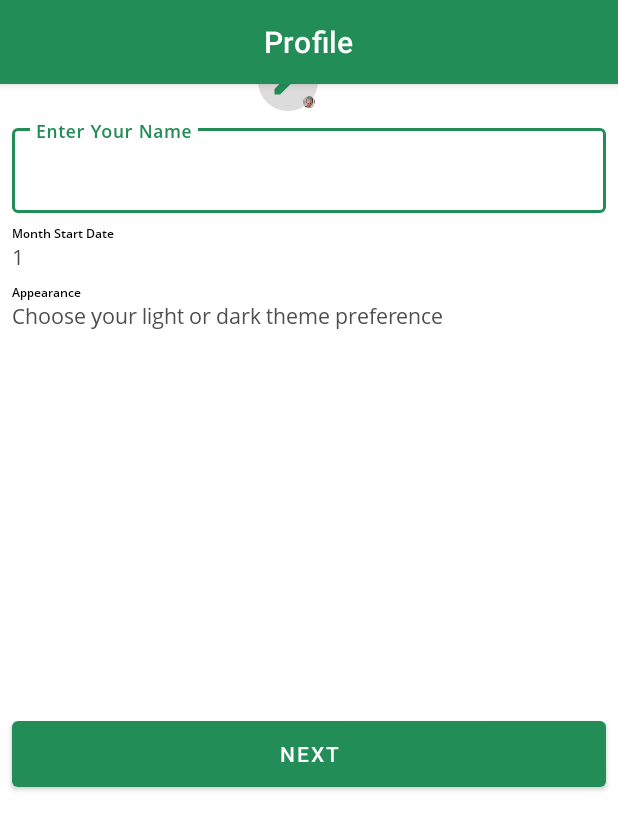
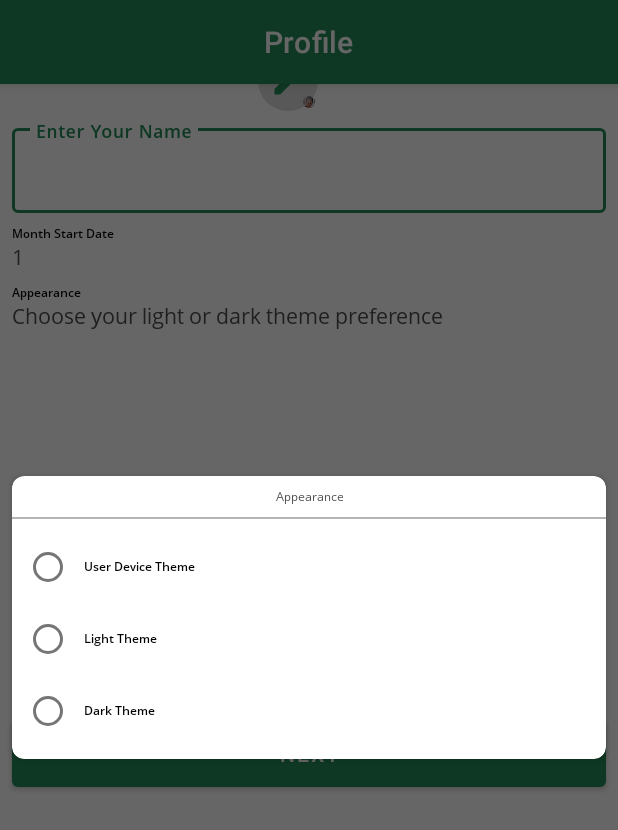
Before and after one commit to prathviksankaliya/ExpanseManager, an Android app: the fragment UserDetailsFragment shown on its own in the app's theme, after a tap on "Appearance", on a phone screen of 412 x 824 dp. Shown: the top 830 px of the screen. Run offline under Robolectric (Android 15) with nearby library versions, the phone set to English and light mode, and no system bars; our stand-ins replace CircleImageView.

Commit message:
Theme Added

```diff
--- a/app/src/main/AndroidManifest.xml
+++ b/app/src/main/AndroidManifest.xml
@@ -13,6 +13,7 @@
         android:supportsRtl="true"
         android:theme="@style/Theme.ExpanseManager"
         tools:targetApi="31">
+
         <activity
             android:name=".OnBoardingActivity"
             android:exported="true" >
--- /dev/null
+++ b/app/src/main/java/com/itcraftsolution/expansemanager/Dialogs/ThemeDialog.java
@@ -0,0 +1,52 @@
+package com.itcraftsolution.expansemanager.Dialogs;
+
+import android.app.Dialog;
+import android.content.Context;
+import android.os.Bundle;
+import android.widget.RadioButton;
+import android.widget.RadioGroup;
+import android.widget.Toast;
+import androidx.annotation.NonNull;
+import androidx.appcompat.app.AppCompatDelegate;
+import com.itcraftsolution.expansemanager.databinding.ThemeDialogSampleBinding;
+
+public class ThemeDialog extends Dialog {
+
+    Context context;
+    public ThemeDialog(@NonNull Context context) {
+        super(context);
+        this.context = context;
+    }
+
+    private ThemeDialogSampleBinding binding;
+
+    @Override
+    protected void onCreate(Bundle savedInstanceState) {
+        super.onCreate(savedInstanceState);
+        binding = ThemeDialogSampleBinding.inflate(getLayoutInflater());
+        setContentView(binding.getRoot());
+
+        binding.rdGroup.setOnCheckedChangeListener(new RadioGroup.OnCheckedChangeListener() {
+            @Override
+            public void onCheckedChanged(RadioGroup radioGroup, int i) {
+
+                int checkRadiobuttonId = radioGroup.getCheckedRadioButtonId();
+
+                RadioButton selectedBtn = radioGroup.findViewById(checkRadiobuttonId);
+                if(selectedBtn.isChecked())
+                {
+                    Toast.makeText(context, ""+selectedBtn.getText().toString(), Toast.LENGTH_SHORT).show();
+                    if(selectedBtn.getText().toString().equals("Light Theme"))
+                    {
+                        AppCompatDelegate.setDefaultNightMode(AppCompatDelegate.MODE_NIGHT_NO);
+                    }else if(selectedBtn.getText().toString().equals("Dark Theme")){
+                        AppCompatDelegate.setDefaultNightMode(AppCompatDelegate.MODE_NIGHT_YES);
+                    }
+                }
+
+                dismiss();
+            }
+        });
+
+    }
+}
--- a/app/src/main/java/com/itcraftsolution/expansemanager/Fragments/UserDetailsFragment.java
+++ b/app/src/main/java/com/itcraftsolution/expansemanager/Fragments/UserDetailsFragment.java
@@ -2,16 +2,21 @@ package com.itcraftsolution.expansemanager.Fragments;
 
 import android.app.AlertDialog;
 import android.content.DialogInterface;
+import android.graphics.Color;
+import android.graphics.drawable.ColorDrawable;
 import android.os.Bundle;
 
 import androidx.fragment.app.Fragment;
 
+import android.view.Gravity;
 import android.view.LayoutInflater;
 import android.view.MenuItem;
 import android.view.View;
 import android.view.ViewGroup;
+import android.widget.Toast;
 
 import com.google.android.material.dialog.MaterialAlertDialogBuilder;
+import com.itcraftsolution.expansemanager.Dialogs.ThemeDialog;
 import com.itcraftsolution.expansemanager.R;
 import com.itcraftsolution.expansemanager.databinding.FragmentUserDetailsBinding;
 
@@ -25,7 +30,7 @@ public class UserDetailsFragment extends Fragment {
 
     private FragmentUserDetailsBinding binding;
     private String[] singleItems = {"Item 1", "Item 2", "Item 3"};
-    private int[] checkedItem = {-1};
+    private int checkedItem = -1;
 
     @Override
     public View onCreateView(LayoutInflater inflater, ViewGroup container,
@@ -36,7 +41,24 @@ public class UserDetailsFragment extends Fragment {
         binding.llTheme.setOnClickListener(new View.OnClickListener() {
             @Override
             public void onClick(View view) {
+//                AlertDialog.Builder builder = new AlertDialog.Builder(requireContext());
+//
+//                builder.setTitle("Choose any Theme");
+//                builder.setSingleChoiceItems(singleItems, checkedItem, new DialogInterface
+//                        .OnClickListener() {
+//                    public void onClick(DialogInterface dialog, int item) {
+//                        Toast.makeText(requireContext(), ""+ singleItems[item], Toast.LENGTH_SHORT).show();
+//                        dialog.dismiss();
+//                    }
+//                });
+//                AlertDialog alert = builder.create();
+//                alert.show();
 
+                ThemeDialog dialog = new ThemeDialog(requireContext());
+                dialog.setCancelable(false);
+                dialog.getWindow().setBackgroundDrawable(new ColorDrawable(Color.TRANSPARENT));
+//                dialog.getWindow().setGravity(Gravity.TOP);
+                dialog.show();
             }
         });
         return binding.getRoot();
--- a/app/src/main/res/layout/theme_dialog_sample.xml
+++ b/app/src/main/res/layout/theme_dialog_sample.xml
@@ -1,26 +1,35 @@
 <?xml version="1.0" encoding="utf-8"?>
-<com.google.android.material.card.MaterialCardView xmlns:android="http://schemas.android.com/apk/res/android"
+<androidx.constraintlayout.widget.ConstraintLayout xmlns:android="http://schemas.android.com/apk/res/android"
     xmlns:app="http://schemas.android.com/apk/res-auto"
     xmlns:tools="http://schemas.android.com/tools"
     android:layout_width="match_parent"
-    android:layout_height="match_parent"
-    android:layout_margin="@dimen/_8mdp"
+    android:layout_height="wrap_content"
     >
+
+    <androidx.cardview.widget.CardView
+        android:layout_width="match_parent"
+        android:layout_height="wrap_content"
+        android:elevation="@dimen/_6mdp"
+        app:cardCornerRadius="@dimen/_16mdp"
+        android:layout_margin="@dimen/_6mdp"
+        app:layout_constraintBottom_toBottomOf="parent"
+        app:layout_constraintEnd_toEndOf="parent"
+        app:layout_constraintHorizontal_bias="0.5"
+        app:layout_constraintStart_toStartOf="parent"
+        app:layout_constraintTop_toTopOf="parent">
 
         <androidx.constraintlayout.widget.ConstraintLayout
             android:layout_width="match_parent"
-        android:layout_height="match_parent"
-
-        >
+            android:layout_height="wrap_content">
 
             <TextView
                 android:id="@+id/textView"
                 android:layout_width="wrap_content"
                 android:layout_height="wrap_content"
+                android:layout_marginTop="@dimen/_12mdp"
                 android:fontFamily="@font/opensansregular"
                 android:gravity="center"
                 android:text="Appearance"
-            android:layout_marginTop="@dimen/_12mdp"
                 android:textColor="@color/lightBlack"
                 android:textSize="@dimen/_15font_mdp"
                 app:layout_constraintEnd_toEndOf="parent"
@@ -29,16 +38,54 @@
                 app:layout_constraintTop_toTopOf="parent" />
 
             <View
+                android:id="@+id/view"
                 android:layout_width="match_parent"
                 android:layout_height="1dp"
+                android:layout_marginTop="@dimen/_12mdp"
                 android:background="@color/transparaWhite"
-            android:layout_marginTop="@dimen/_12mdp"
                 app:layout_constraintEnd_toEndOf="parent"
                 app:layout_constraintHorizontal_bias="0.5"
                 app:layout_constraintStart_toStartOf="parent"
                 app:layout_constraintTop_toBottomOf="@+id/textView" />
 
+            <RadioGroup
+                android:id="@+id/rdGroup"
+                android:layout_width="match_parent"
+                android:layout_height="wrap_content"
+                android:layout_margin="@dimen/_16mdp"
+                app:layout_constraintBottom_toBottomOf="parent"
+                app:layout_constraintStart_toStartOf="parent"
+                app:layout_constraintTop_toBottomOf="@+id/view">
+
+                <RadioButton
+                    android:id="@+id/rdDeviceTheme"
+                    android:layout_width="wrap_content"
+                    android:layout_height="wrap_content"
+                    android:fontFamily="@font/opensanssemibold"
+                    android:padding="@dimen/_5mdp"
+                    android:text="User Device Theme"
+                    android:textSize="@dimen/_12font_mdp" />
+
+                <RadioButton
+                    android:id="@+id/rdLightTheme"
+                    android:layout_width="wrap_content"
+                    android:layout_height="wrap_content"
+                    android:fontFamily="@font/opensanssemibold"
+                    android:padding="@dimen/_5mdp"
+                    android:text="Light Theme"
+                    android:textSize="@dimen/_12font_mdp" />
+
+                <RadioButton
+                    android:id="@+id/rdDarkTheme"
+                    android:layout_width="wrap_content"
+                    android:layout_height="wrap_content"
+                    android:fontFamily="@font/opensanssemibold"
+                    android:padding="@dimen/_5mdp"
+                    android:text="Dark Theme"
+                    android:textSize="@dimen/_12font_mdp" />
+            </RadioGroup>
 
         </androidx.constraintlayout.widget.ConstraintLayout>
+    </androidx.cardview.widget.CardView>
 
-</com.google.android.material.card.MaterialCardView>
+</androidx.constraintlayout.widget.ConstraintLayout>
--- a/app/src/main/res/values/themes.xml
+++ b/app/src/main/res/values/themes.xml
@@ -13,4 +13,5 @@
         <item name="android:statusBarColor" tools:targetApi="l">?attr/colorPrimaryVariant</item>
         <!-- Customize your theme here. -->
     </style>
+
 </resources>
```
Lines whose indentation alone changed are shown as unchanged.
